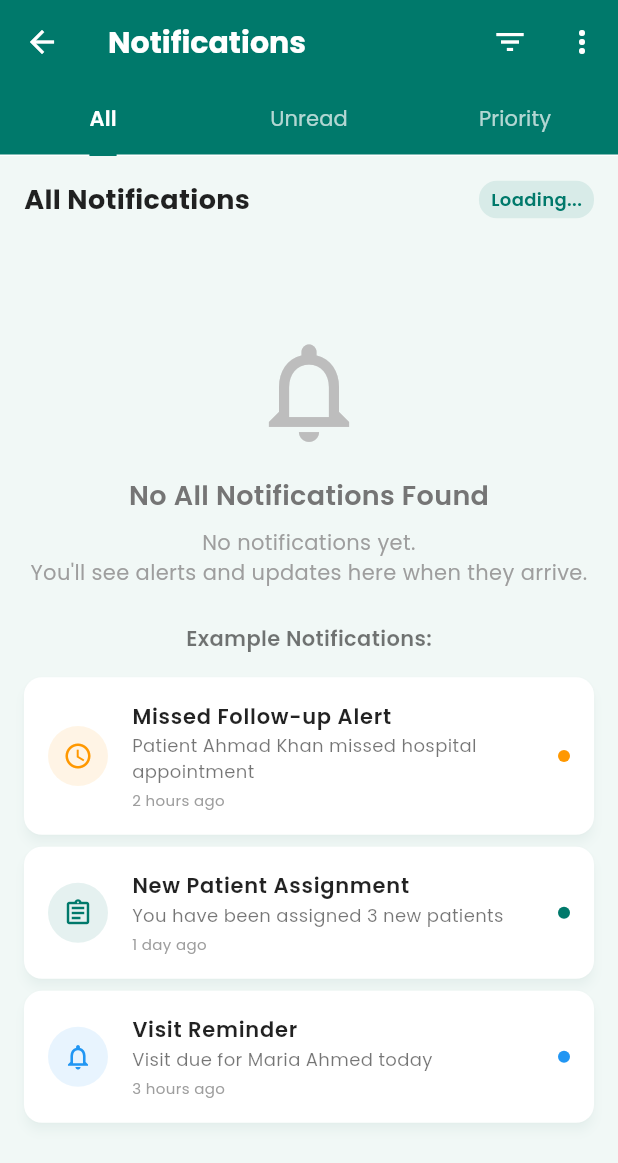
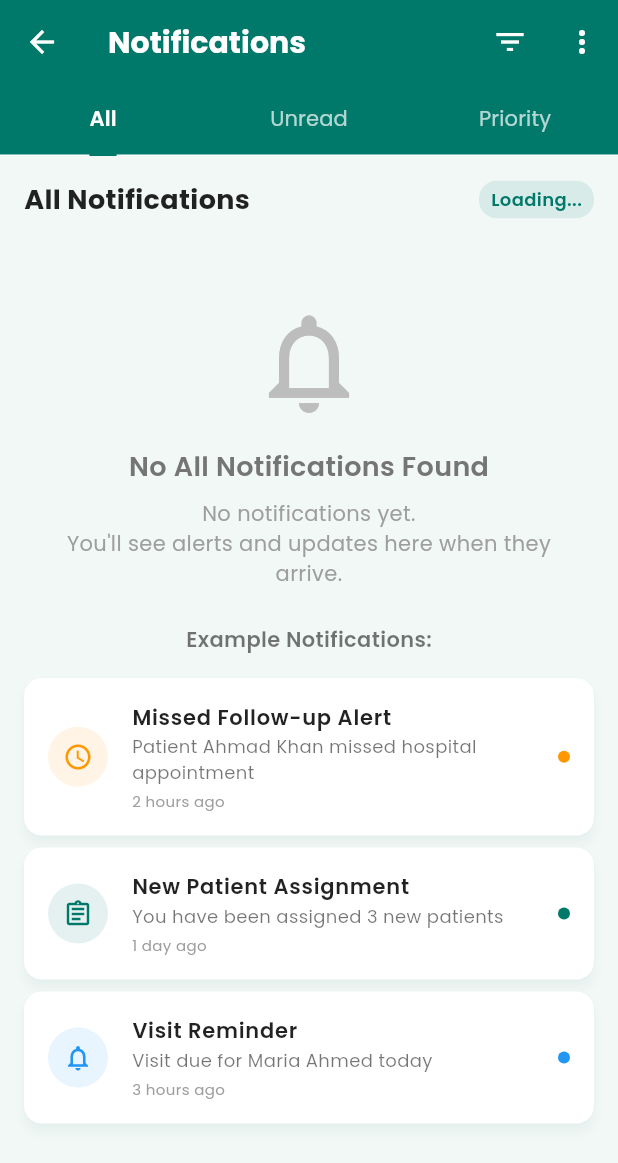
Before and after one commit to Mahad-Ghauri/Community-Health-Worker--Admin, a Flutter app: the NotificationsScreen screen opened by its route, on a phone screen of 412 x 824 dp. Shown: the top 1163 px of the screen. Run offline on Flutter 3.47's test engine with Material 3 defaults, Android fonts, the light colour scheme and no system bars; our stand-ins replace cloud_firestore, firebase_auth, firebase_core, geolocator, google_fonts, permission_handler; accounts and stored records are empty.

Commit message:
feat: Fixing auth_gate flow and overflows in Notififcation Screen, first-time_setup

```diff
--- a/lib/views/screens/notifications_screen.dart
+++ b/lib/views/screens/notifications_screen.dart
@@ -281,12 +281,13 @@ class _NotificationsScreenState extends State<NotificationsScreen>
           ),
           const SizedBox(height: 16),
 
-          // Notifications list placeholder
+          // Notifications list placeholder - FIXED: Made scrollable
           Expanded(
-            child: Center(
+            child: SingleChildScrollView(
               child: Column(
                 mainAxisAlignment: MainAxisAlignment.center,
                 children: [
+                  const SizedBox(height: 40), // Add some top spacing
                   Icon(
                     _getTabIcon(tabType),
                     size: 80,
@@ -302,18 +303,23 @@ class _NotificationsScreenState extends State<NotificationsScreen>
                     ),
                   ),
                   const SizedBox(height: 8),
-                  Text(
-                    _getEmptyMessage(tabType),
-                    style: GoogleFonts.poppins(
-                      fontSize: 14,
-                      color: Colors.grey.shade500,
+                  Padding(
+                    padding: const EdgeInsets.symmetric(horizontal: 20),
+                    child: Text(
+                      _getEmptyMessage(tabType),
+                      style: GoogleFonts.poppins(
+                        fontSize: 14,
+                        color: Colors.grey.shade500,
+                      ),
+                      textAlign: TextAlign.center,
                     ),
-                    textAlign: TextAlign.center,
                   ),
                   const SizedBox(height: 24),
 
                   // Sample notification examples
                   if (tabType == 'all') _buildSampleNotifications(),
+
+                  const SizedBox(height: 40), // Add some bottom spacing
                 ],
               ),
             ),
```
Also changed, not shown: lib/controllers/services/auth_gate.dart (+41 -12 lines), lib/views/screens/first_time_setup_screen.dart (+51 -28 lines).
